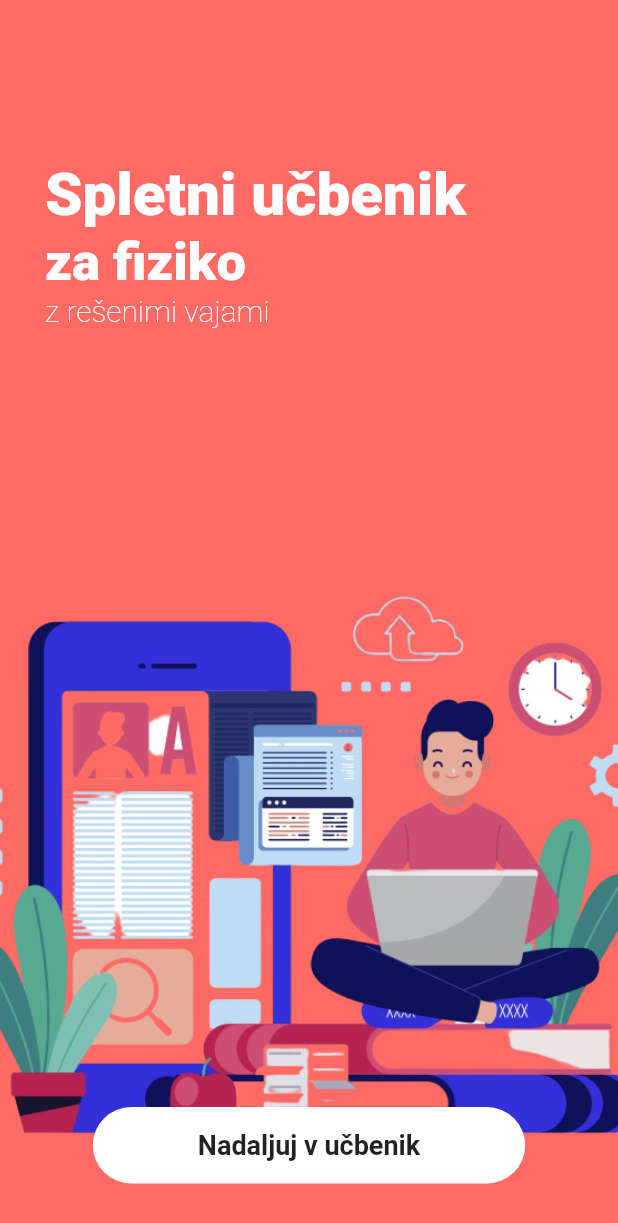
After one commit to MatejAleksov/fizika_flutter, a Flutter app: the screen it shows after launch, on a phone screen of 412 x 824 dp. The commit adds this screen. Shown: the top 1223 px of the screen. Run offline on Flutter 3.47's test engine with Material 2 defaults, Android fonts, the phone set to English and light mode, and no system bars; Roboto replaces fonts that are missing (Montserrat); project files that could hold a hidden picture were left out.

Commit message:
Major refactoring

```diff
--- /dev/null
+++ b/lib/ui/home.page.dart
@@ -0,0 +1,113 @@
+import 'package:fizika_flutter/ui/main.page.dart';
+import 'package:flutter/material.dart';
+
+class HomePage extends StatefulWidget {
+  static const String ROUTE_NAME = '/';
+  @override
+  _HomePageState createState() => _HomePageState();
+}
+
+class _HomePageState extends State<HomePage> {
+  @override
+  Widget build(BuildContext context) {
+    return Scaffold(
+      backgroundColor: Color(0xffff6a65),
+      body: Column(
+        mainAxisAlignment: MainAxisAlignment.end,
+        crossAxisAlignment: CrossAxisAlignment.start,
+        children: <Widget>[
+          Container(
+            padding: EdgeInsets.only(left: 30),
+            child: Column(
+              crossAxisAlignment: CrossAxisAlignment.start,
+              children: <Widget>[
+                Container(
+                  child: Text(
+                    "Spletni učbenik",
+                    style: TextStyle(
+                      color: Colors.white,
+                      fontSize: 40,
+                      fontWeight: FontWeight.w900,
+                      height: 1.2,
+                    ),
+                  ),
+                ),
+                Container(
+                  child: Text(
+                    "za fiziko",
+                    style: TextStyle(
+                      color: Colors.white,
+                      fontSize: 35,
+                      fontWeight: FontWeight.w900,
+                      height: 1.2,
+                    ),
+                  ),
+                ),
+                Container(
+                  child: Text(
+                    "z rešenimi vajami",
+                    style: TextStyle(
+                        color: Colors.white,
+                        fontSize: 20,
+                        fontWeight: FontWeight.w100,
+                        height: 1.2),
+                  ),
+                  margin: EdgeInsets.only(bottom: 110),
+                )
+              ],
+            ),
+          ),
+          Stack(
+            children: <Widget>[
+              Container(
+                alignment: Alignment.bottomCenter,
+                height: MediaQuery.of(context).size.height * 0.6,
+                width: MediaQuery.of(context).size.width,
+                decoration: BoxDecoration(
+                  image: DecorationImage(
+                    image: AssetImage('assets/image/3733781-removebg.png'),
+                    fit: BoxFit.cover,
+                  ),
+                ),
+              ),
+              Positioned(
+                bottom: 30,
+                left: 20,
+                right: 20,
+                child: Center(
+                  child: InkWell(
+                    onTap: () => Navigator.pushNamed(
+                      context,
+                      MainPage.ROUTE_NAME,
+                    ),
+                    child: Container(
+                      padding: EdgeInsets.symmetric(
+                        horizontal: 70,
+                        vertical: 15,
+                      ),
+                      margin: EdgeInsets.only(bottom: 5),
+                      decoration: BoxDecoration(
+                        color: Colors.white,
+                        borderRadius: BorderRadius.all(
+                          Radius.circular(40),
+                        ),
+                      ),
+                      child: Text(
+                        "Nadaljuj v učbenik",
+                        style: TextStyle(
+                          fontFamily: "Montserrat",
+                          fontWeight: FontWeight.w700,
+                          fontSize: 18,
+                        ),
+                      ),
+                    ),
+                  ),
+                ),
+              )
+            ],
+          )
+        ],
+      ),
+    );
+  }
+}
```
Also changed, not shown: lib/MainPage.dart (deleted, +0 -124 lines), lib/main.dart (+7 -105 lines), lib/ui/main.page.dart (added, +134 -0 lines), 1 other file.
